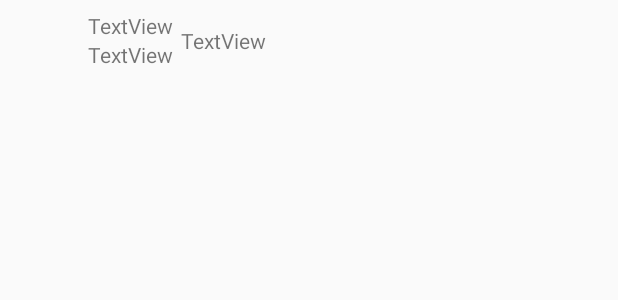
After one commit to wurq/QPlugin, an Android app: the layout plugin_item.xml on its own in the app's theme, with its tools: preview values and no code run, on a phone screen of 412 x 824 dp. The commit adds this screen. Shown: the top 300 px of the screen. Run offline under Robolectric (Android 15) with nearby library versions, the phone set to English and light mode, and no system bars.

Commit message:
plugin - init  main

```diff
--- /dev/null
+++ b/app/src/main/res/layout/plugin_item.xml
@@ -0,0 +1,43 @@
+<?xml version="1.0" encoding="utf-8"?>
+<LinearLayout xmlns:android="http://schemas.android.com/apk/res/android"
+    android:layout_width="match_parent"
+    android:layout_height="54dp"
+    android:descendantFocusability="blocksDescendants"
+    android:gravity="center_vertical"
+    android:orientation="horizontal"
+    android:padding="5dp" >
+
+    <ImageView
+        android:id="@+id/app_icon"
+        android:layout_width="48dp"
+        android:layout_height="48dp" />
+
+    <LinearLayout
+        android:layout_width="wrap_content"
+        android:layout_height="wrap_content"
+        android:orientation="vertical" >
+
+        <TextView
+            android:id="@+id/app_name"
+            android:layout_width="wrap_content"
+            android:layout_height="wrap_content"
+            android:paddingLeft="5dp"
+            android:paddingRight="5dp"
+            android:text="TextView" />
+
+        <TextView
+            android:id="@+id/apk_name"
+            android:layout_width="wrap_content"
+            android:layout_height="wrap_content"
+            android:paddingLeft="5dp"
+            android:paddingRight="5dp"
+            android:text="TextView" />
+    </LinearLayout>
+
+    <TextView
+        android:id="@+id/package_name"
+        android:layout_width="wrap_content"
+        android:layout_height="wrap_content"
+        android:text="TextView" />
+
+</LinearLayout>
--- a/app/src/main/res/values/strings.xml
+++ b/app/src/main/res/values/strings.xml
@@ -1,3 +1,5 @@
 <resources>
     <string name="app_name">QPlugin</string>
+
+    <string name="no_plugin">无插件</string>
 </resources>
```
Also changed, not shown: app/src/main/java/com/arch/qplugin/MainActivity.java (+95 -2 lines), app/src/main/res/layout/activity_main.xml (+22 -11 lines).
